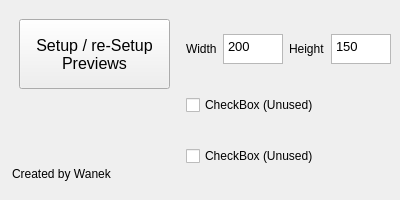
This is src/MainWindow.ui in DalShooth/PrevEve as Qt 5 draws it before an edit. The edited form follows.
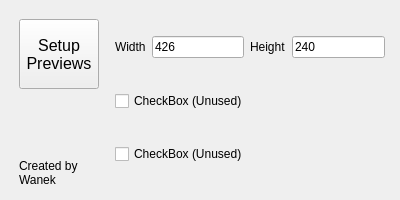
This is the edited form.

Commit message: - Add dynamic thumbnail size - Add Close thumbnail button (position bugged) - Fix pointer missTouch name - Add PreviewButtonSetup dynamically enabled and text by StreamStateMachine

What changed in the file:
```diff
--- a/src/MainWindow.ui
+++ b/src/MainWindow.ui
@@ -57,7 +57,7 @@
            </font>
           </property>
           <property name="text">
-           <string>Setup / re-Setup
+           <string>Setup
 Previews</string>
           </property>
           <property name="iconSize">
@@ -81,62 +81,36 @@
         <widget class="QLabel" name="label_3">
          <property name="geometry">
           <rect>
-           <x>3</x>
-           <y>60</y>
-           <width>111</width>
-           <height>18</height>
+           <x>10</x>
+           <y>50</y>
+           <width>66</width>
+           <height>36</height>
           </rect>
          </property>
          <property name="text">
-          <string>Created by Wanek</string>
+          <string>Created by 
+Wanek</string>
          </property>
         </widget>
        </widget>
       </item>
       <item row="0" column="1" rowspan="2">
        <layout class="QGridLayout" name="gridLayout_2">
-        <item row="0" column="0">
-         <widget class="QLabel" name="WidthLabel">
-          <property name="sizePolicy">
-           <sizepolicy hsizetype="Expanding" vsizetype="Fixed">
-            <horstretch>0</horstretch>
-            <verstretch>0</verstretch>
-           </sizepolicy>
-          </property>
-          <property name="maximumSize">
-           <size>
-            <width>16777215</width>
-            <height>30</height>
-           </size>
-          </property>
-          <property name="text">
-           <string>Width</string>
-          </property>
-         </widget>
-        </item>
         <item row="0" column="1">
-         <widget class="QTextEdit" name="WidthTextEdit">
-          <property name="sizePolicy">
-           <sizepolicy hsizetype="Expanding" vsizetype="Fixed">
-            <horstretch>0</horstretch>
-            <verstretch>0</verstretch>
-           </sizepolicy>
+         <widget class="QLineEdit" name="WidthLineEdit">
+          <property name="toolTip">
+           <string>&lt;= 720
+&gt;=180</string>
           </property>
-          <property name="maximumSize">
-           <size>
-            <width>60</width>
-            <height>30</height>
-           </size>
+          <property name="text">
+           <string>426</string>
           </property>
-          <property name="html">
-           <string>&lt;!DOCTYPE HTML PUBLIC &quot;-//W3C//DTD HTML 4.0//EN&quot; &quot;http://www.w3.org/TR/REC-html40/strict.dtd&quot;&gt;
-&lt;html&gt;&lt;head&gt;&lt;meta name=&quot;qrichtext&quot; content=&quot;1&quot; /&gt;&lt;meta charset=&quot;utf-8&quot; /&gt;&lt;style type=&quot;text/css&quot;&gt;
-p, li { white-space: pre-wrap; }
-hr { height: 1px; border-width: 0; }
-li.unchecked::marker { content: &quot;\2610&quot;; }
-li.checked::marker { content: &quot;\2612&quot;; }
-&lt;/style&gt;&lt;/head&gt;&lt;body style=&quot; font-family:'Noto Sans'; font-size:10pt; font-weight:400; font-style:normal;&quot;&gt;
-&lt;p style=&quot; margin-top:0px; margin-bottom:0px; margin-left:0px; margin-right:0px; -qt-block-indent:0; text-indent:0px;&quot;&gt;200&lt;/p&gt;&lt;/body&gt;&lt;/html&gt;</string>
+         </widget>
+        </item>
+        <item row="2" column="0" colspan="5">
+         <widget class="QCheckBox" name="checkBox">
+          <property name="text">
+           <string>CheckBox (Unused)</string>
           </property>
          </widget>
         </item>
@@ -159,8 +133,8 @@
           </property>
          </widget>
         </item>
-        <item row="0" column="3">
-         <widget class="QTextEdit" name="HeightTextEdit">
+        <item row="0" column="0">
+         <widget class="QLabel" name="WidthLabel">
           <property name="sizePolicy">
            <sizepolicy hsizetype="Expanding" vsizetype="Fixed">
             <horstretch>0</horstretch>
@@ -169,33 +143,30 @@
           </property>
           <property name="maximumSize">
            <size>
-            <width>60</width>
+            <width>16777215</width>
             <height>30</height>
            </size>
           </property>
-          <property name="html">
-           <string>&lt;!DOCTYPE HTML PUBLIC &quot;-//W3C//DTD HTML 4.0//EN&quot; &quot;http://www.w3.org/TR/REC-html40/strict.dtd&quot;&gt;
-&lt;html&gt;&lt;head&gt;&lt;meta name=&quot;qrichtext&quot; content=&quot;1&quot; /&gt;&lt;meta charset=&quot;utf-8&quot; /&gt;&lt;style type=&quot;text/css&quot;&gt;
-p, li { white-space: pre-wrap; }
-hr { height: 1px; border-width: 0; }
-li.unchecked::marker { content: &quot;\2610&quot;; }
-li.checked::marker { content: &quot;\2612&quot;; }
-&lt;/style&gt;&lt;/head&gt;&lt;body style=&quot; font-family:'Noto Sans'; font-size:10pt; font-weight:400; font-style:normal;&quot;&gt;
-&lt;p style=&quot; margin-top:0px; margin-bottom:0px; margin-left:0px; margin-right:0px; -qt-block-indent:0; text-indent:0px;&quot;&gt;150&lt;/p&gt;&lt;/body&gt;&lt;/html&gt;</string>
+          <property name="text">
+           <string>Width</string>
           </property>
          </widget>
         </item>
-        <item row="3" column="0" colspan="4">
+        <item row="3" column="0" colspan="5">
          <widget class="QCheckBox" name="checkBox_2">
           <property name="text">
            <string>CheckBox (Unused)</string>
           </property>
          </widget>
         </item>
-        <item row="2" column="0" colspan="4">
-         <widget class="QCheckBox" name="checkBox">
+        <item row="0" column="3">
+         <widget class="QLineEdit" name="HeightLineEdit">
+          <property name="toolTip">
+           <string>&lt;= 720
+&gt;=180</string>
+          </property>
           <property name="text">
-           <string>CheckBox (Unused)</string>
+           <string>240</string>
           </property>
          </widget>
         </item>
```
The commit also changes 7 other files.
